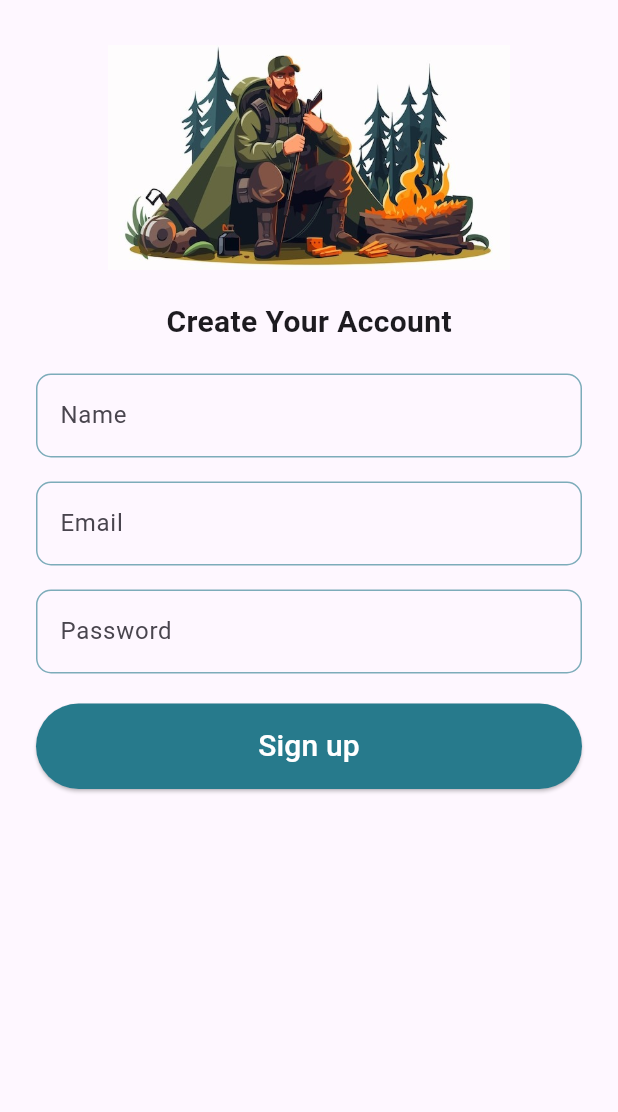
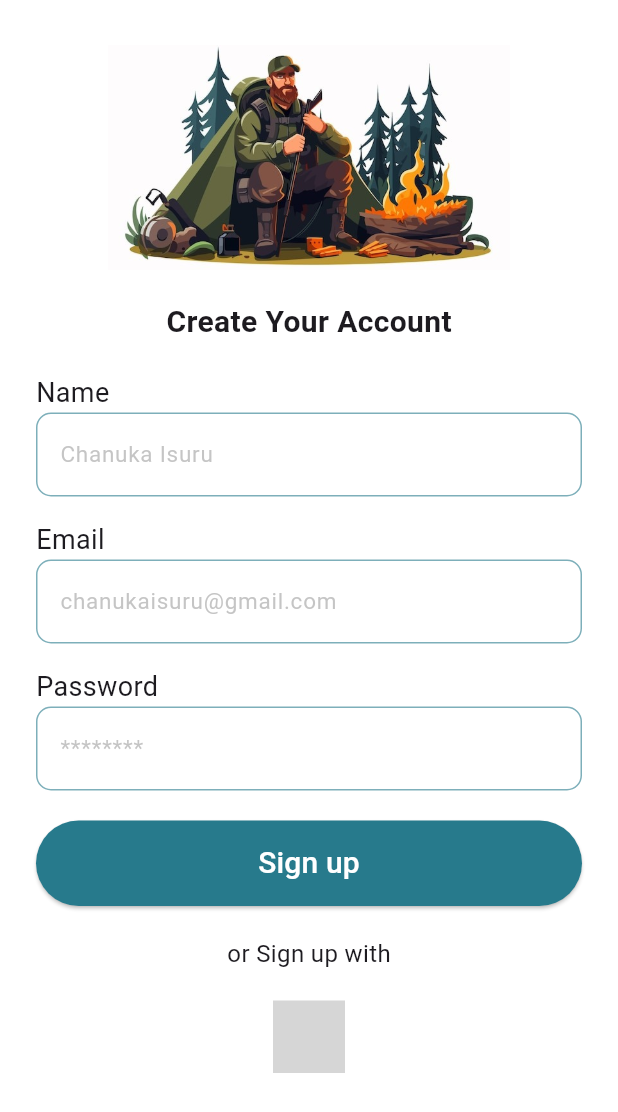
Before and after one commit to Chanukaisuru/CampKit, a Flutter app: the SignUpPage screen opened directly, on a phone screen of 412 x 824 dp. Shown: the top 1112 px of the screen. Run offline on Flutter 3.47's test engine with Material 3 defaults, Android fonts, the phone set to English and light mode, and no system bars; statements that could not run were skipped; grey boxes are pictures that could not be loaded.

Commit message:
new file:   assets/icon/apple.png 	new file:   assets/icon/facebook.png 	new file:   assets/icon/google.png 	modified:   lib/signIn_and_signUp/sign_up_page.dart 	modified:   pubspec.yaml   (add social icon)

```diff
--- a/lib/signIn_and_signUp/sign_up_page.dart
+++ b/lib/signIn_and_signUp/sign_up_page.dart
@@ -4,6 +4,7 @@ class SignUpPage extends StatelessWidget{
   @override
   Widget build(BuildContext context){
     return Scaffold(
+      backgroundColor: Colors.white,
       body: SafeArea(
         child: SingleChildScrollView(
           child: Center(
@@ -11,6 +12,7 @@ class SignUpPage extends StatelessWidget{
               padding: const EdgeInsets.symmetric(horizontal: 24.0),
               child: Column(
                 mainAxisAlignment: MainAxisAlignment.center,
+
                 children: [
                   SizedBox(height: 30),
                   Image.asset('assets/image/signInPage_image.jpeg',height: 150),
@@ -23,11 +25,40 @@ class SignUpPage extends StatelessWidget{
                   ),
 
                   SizedBox(height: 20),
-                  _buildTextField('Name', 'ex: Chanuka Isuru', false),
+
+                  //Name field
+                  Align(
+                    alignment: Alignment.centerLeft,
+                    child: Text(
+                      'Name',
+                      style: TextStyle(fontSize: 18),
+                    ),
+                  ),
+                  _buildTextField( 'Chanuka Isuru', false),
                   SizedBox(height: 16,),
-                  _buildTextField('Email', 'ex: chanukaisuru@gmail.com', false),
+
+
+                  //email field
+                   Align(
+                    alignment: Alignment.centerLeft,
+                    child: Text(
+                      'Email',
+                      style: TextStyle(fontSize: 18),
+                    ),
+                  ),
+                  _buildTextField( 'chanukaisuru@gmail.com', false),
                   SizedBox(height: 16,),
-                  _buildTextField('Password', '********', false),
+
+
+                  //password field
+                  Align(
+                    alignment: Alignment.centerLeft,
+                    child: Text(
+                      'Password',
+                      style: TextStyle(fontSize: 18),
+                    ),
+                  ),
+                  _buildTextField( '********', false),
 
                   SizedBox(height: 20,),
 
@@ -46,9 +77,27 @@ class SignUpPage extends StatelessWidget{
                     child: Center(
                       child: Text('Sign up',
                       style: TextStyle(fontSize: 20,color: Colors.white),
-                      )
-                       ),
-                 )
+                      ),
+                    ),
+                  ),
+
+                  SizedBox(height: 20),
+
+                  Text('or Sign up with',
+                  style: TextStyle(fontSize: 16),
+                  ),
+
+                  SizedBox(height: 20),
+
+                  Row(
+                    mainAxisAlignment: MainAxisAlignment.center,
+                    children: [
+                      _buildSocialIcon('assets/icon/google.png'),
+
+                    ],
+                  )
+
+
 
                 ],
               ),
@@ -60,11 +109,11 @@ class SignUpPage extends StatelessWidget{
   }
 }
 
-Widget _buildTextField(String label, String hint, bool obscureText) {
+Widget _buildTextField( String hint, bool obscureText) {
   return TextField(
     obscureText: obscureText,
     decoration: InputDecoration(
-      labelText: label,
+
       hintText: hint,
       hintStyle: TextStyle(
         color: Colors.grey.withOpacity(0.6),
@@ -94,4 +143,18 @@ Widget _buildTextField(String label, String hint, bool obscureText) {
         :null,
     ),
   );
+
+
+  Widget _buildSocialIcon(String assetPath){
+    return GestureDetector(
+      onTap:(){
+        //Handle social login
+      },
+
+      child: Image.asset(
+        assetPath,
+        height: 40,
+      ),
+    );
+  }
 }
--- a/pubspec.yaml
+++ b/pubspec.yaml
@@ -63,6 +63,9 @@ flutter:
 
      - assets/image/OnbordingPage_image.jpeg
      - assets/image/signInPage_image.jpeg
+     - assets/icon/google.png
+     - assets/icon/facebook.png
+     - assets/icon/apple.png
 
   #   - images/a_dot_burr.jpeg
   #   - images/a_dot_ham.jpeg
```
Also changed, not shown: assets/icon/apple.png (added), assets/icon/facebook.png (added), assets/icon/google.png (added).
